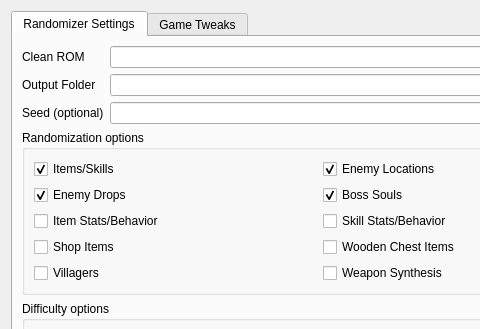
LagoLunatic/dsvrandom, file randomizer.ui: the form before one commit; both pictures show x 0 to 480 and y 0 to 329 of the 640 by 613 pixel window.
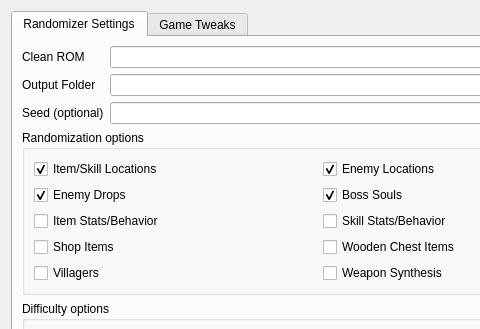
The form after the commit. Icons and pictures are not drawn.

```diff
--- a/randomizer.ui
+++ b/randomizer.ui
@@ -90,7 +90,7 @@
                <string>Randomizes items and skills you find lying on the ground.</string>
               </property>
               <property name="text">
-               <string>Items/Skills</string>
+               <string>Item/Skill Locations</string>
               </property>
               <property name="checked">
                <bool>true</bool>
```
Left out of the diff: 5 changed lines with no effect on the pictures.
